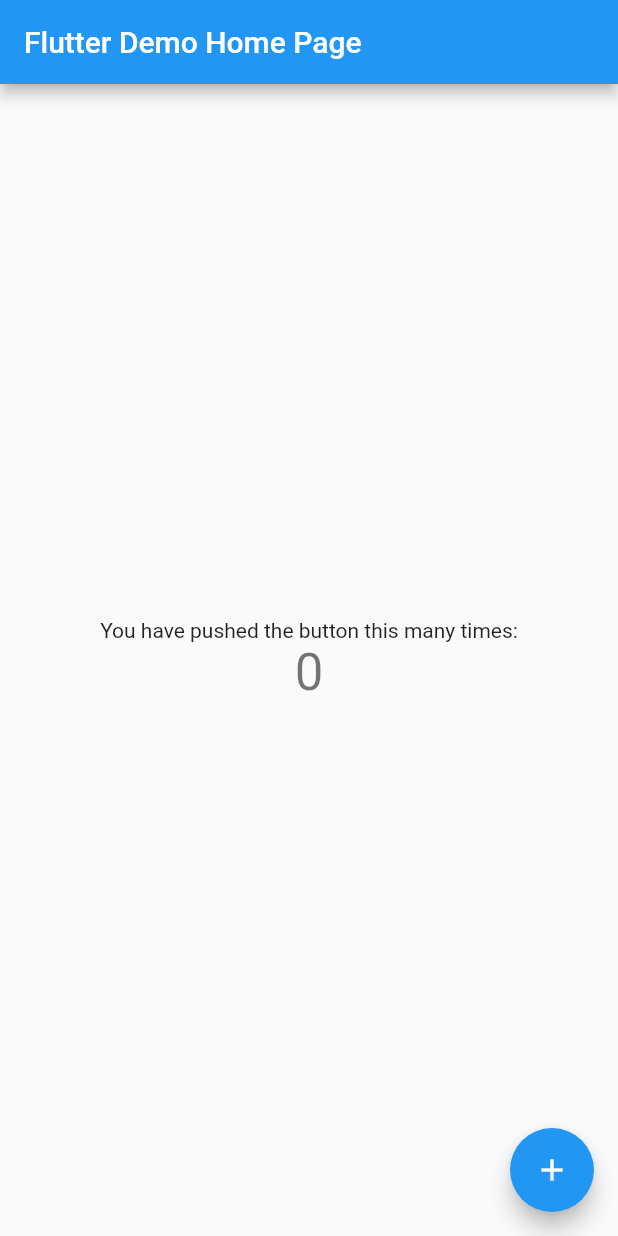
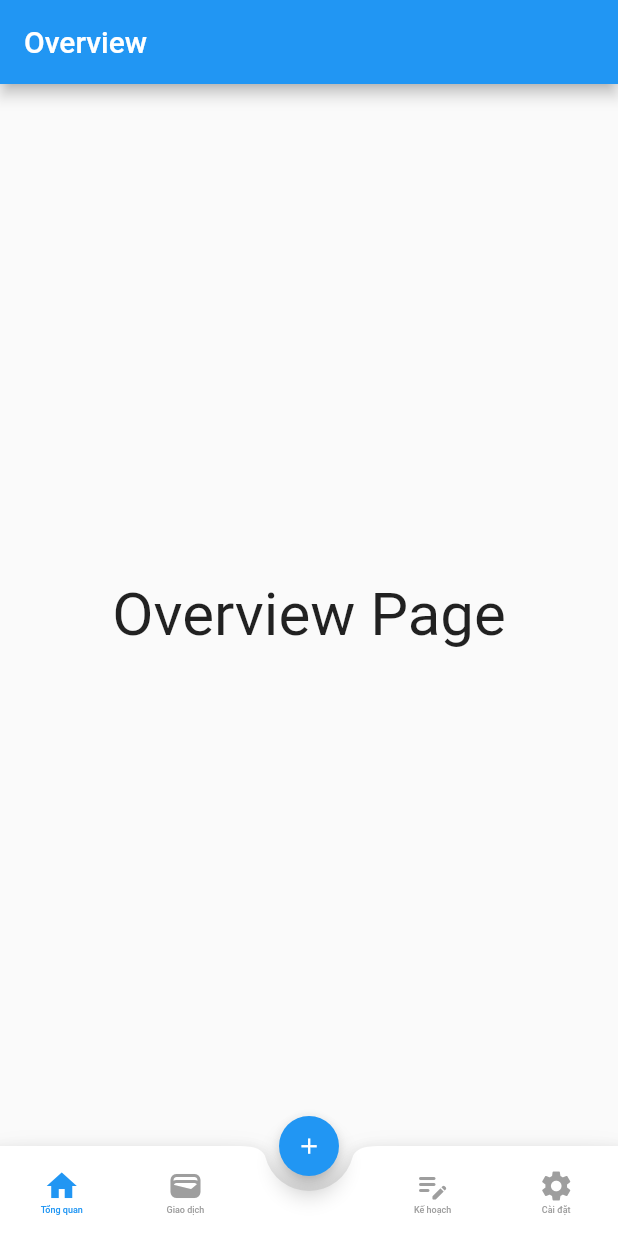
Before and after one commit to NguyenHongPhuc2001/graduation_thesis_project, a Flutter app: the screen it shows after launch, on a phone screen of 412 x 824 dp. Run offline on Flutter 3.47's test engine with Material 2 defaults, Android fonts, the light colour scheme and no system bars.

Commit message:
update bottom navigation

```diff
--- /dev/null
+++ b/lib/home.dart
@@ -0,0 +1,177 @@
+import 'package:flutter/material.dart';
+import 'package:graduation_thesis_project/page/overview.dart';
+import 'package:graduation_thesis_project/page/planning.dart';
+import 'package:graduation_thesis_project/page/setting.dart';
+import 'package:graduation_thesis_project/page/transaction.dart';
+
+class Home extends StatefulWidget {
+  const Home({Key? key}) : super(key: key);
+
+  @override
+  State<Home> createState() => _HomeState();
+}
+
+class _HomeState extends State<Home> {
+
+  int currentTab = 0;
+
+  final List<Widget> screens = [
+    const Overview(),
+    const Transaction(),
+    const Planning(),
+    const Setting()
+  ];
+
+  final PageStorageBucket bucket = PageStorageBucket();
+  Widget currentScreen = const Overview();
+
+  @override
+  Widget build(BuildContext context) {
+    return Scaffold(
+      body: PageStorage(
+        bucket: bucket,
+        child: currentScreen,
+      ),
+      floatingActionButton: SizedBox(
+        height: 40,
+        width: 40,
+        child: FittedBox(
+          child: FloatingActionButton(
+            onPressed: (){
+
+            },
+            child: const Icon(Icons.add),
+          ),
+        ),
+      ),
+      floatingActionButtonLocation: FloatingActionButtonLocation.centerDocked,
+      bottomNavigationBar: BottomAppBar(
+        shape: const CircularNotchedRectangle(),
+        notchMargin: 10,
+        child: SizedBox(
+          height: 60,
+          child: Row(
+            mainAxisAlignment: MainAxisAlignment.spaceAround,
+            children:<Widget> [
+
+              Expanded(
+                  flex: 1,
+                  child: MaterialButton(
+                    minWidth: 40,
+                    onPressed: (){
+                      setState(() {
+                        currentScreen = const Overview();
+                        currentTab = 0;
+                      });
+                    },
+                    child: Column(
+                      mainAxisAlignment: MainAxisAlignment.center,
+                      children: [
+                        Icon(
+                          Icons.home,
+                          color: currentTab == 0 ? Colors.blue : Colors.grey,
+                        ),
+                        Text(
+                          "Tổng quan",
+                          style: TextStyle(
+                              color: currentTab == 0 ? Colors.blue : Colors.grey,
+                              fontSize: 6
+                          ),
+                        )
+                      ],
+                    ),
+                  ),
+              ),
+              Expanded(
+                flex: 1,
+                child:MaterialButton(
+                  minWidth: 40,
+                  onPressed: (){
+                    setState(() {
+                      currentScreen = const Transaction();
+                      currentTab = 1;
+                    });
+                  },
+                  child: Column(
+                    mainAxisAlignment: MainAxisAlignment.center,
+                    children: [
+                      Icon(
+                        Icons.wallet,
+                        color: currentTab == 1 ? Colors.blue : Colors.grey,
+                      ),
+                      Text(
+                        "Giao dịch",
+                        style: TextStyle(
+                            color: currentTab == 1 ? Colors.blue : Colors.grey,
+                            fontSize: 6
+                        ),
+                      )
+                    ],
+                  ),
+                ),
+              ),
+              Expanded(flex: 1,child: Container(),),
+              Expanded(
+                flex: 1,
+                child:MaterialButton(
+                  minWidth: 40,
+                  onPressed: (){
+                    setState(() {
+                      currentTab = 2;
+                      currentScreen = const Planning();
+                    });
+                  },
+                  child: Column(
+                    mainAxisAlignment: MainAxisAlignment.center,
+                    children: [
+                      Icon(
+                        Icons.edit_note_rounded,
+                        color: currentTab == 2 ? Colors.blue : Colors.grey,
+                      ),
+                      Text(
+                        "Kế hoạch",
+                        style: TextStyle(
+                            color: currentTab == 2 ? Colors.blue : Colors.grey,
+                            fontSize: 6
+                        ),
+                      )
+                    ],
+                  ),
+                ),
+              ),
+              Expanded(
+                flex: 1,
+                child:MaterialButton(
+                  minWidth: 40,
+                  onPressed: (){
+                    setState(() {
+                      currentTab = 3;
+                      currentScreen = const Setting();
+                    });
+                  },
+                  child: Column(
+                    mainAxisAlignment: MainAxisAlignment.center,
+                    children: [
+                      Icon(
+                        Icons.settings,
+                        color : currentTab == 3 ? Colors.blue : Colors.grey,
+                      ),
+                      Text(
+                        "Cài đặt",
+                        style: TextStyle(
+                            color: currentTab == 3 ? Colors.blue : Colors.grey,
+                            fontSize: 6
+                        ),
+                      )
+                    ],
+                  ),
+                ),
+              ),
+
+            ]
+          ),
+        ),
+      ),
+    );
+  }
+}
--- a/lib/main.dart
+++ b/lib/main.dart
@@ -1,4 +1,5 @@
 import 'package:flutter/material.dart';
+import 'home.dart';
 
 void main() {
   runApp(const MyApp());
@@ -13,103 +14,10 @@
     return MaterialApp(
       title: 'Flutter Demo',
       theme: ThemeData(
-        // This is the theme of your application.
-        //
-        // Try running your application with "flutter run". You'll see the
-        // application has a blue toolbar. Then, without quitting the app, try
-        // changing the primarySwatch below to Colors.green and then invoke
-        // "hot reload" (press "r" in the console where you ran "flutter run",
-        // or simply save your changes to "hot reload" in a Flutter IDE).
-        // Notice that the counter didn't reset back to zero; the application
-        // is not restarted.
         primarySwatch: Colors.blue,
       ),
-      home: const MyHomePage(title: 'Flutter Demo Home Page'),
+      debugShowCheckedModeBanner: false,
+      home: const Home(),
     );
   }
 }
-
-class MyHomePage extends StatefulWidget {
-  const MyHomePage({Key? key, required this.title}) : super(key: key);
-
-  // This widget is the home page of your application. It is stateful, meaning
-  // that it has a State object (defined below) that contains fields that affect
-  // how it looks.
-
-  // This class is the configuration for the state. It holds the values (in this
-  // case the title) provided by the parent (in this case the App widget) and
-  // used by the build method of the State. Fields in a Widget subclass are
-  // always marked "final".
-
-  final String title;
-
-  @override
-  State<MyHomePage> createState() => _MyHomePageState();
-}
-
-class _MyHomePageState extends State<MyHomePage> {
-  int _counter = 0;
-
-  void _incrementCounter() {
-    setState(() {
-      // This call to setState tells the Flutter framework that something has
-      // changed in this State, which causes it to rerun the build method below
-      // so that the display can reflect the updated values. If we changed
-      // _counter without calling setState(), then the build method would not be
-      // called again, and so nothing would appear to happen.
-      _counter++;
-    });
-  }
-
-  @override
-  Widget build(BuildContext context) {
-    // This method is rerun every time setState is called, for instance as done
-    // by the _incrementCounter method above.
-    //
-    // The Flutter framework has been optimized to make rerunning build methods
-    // fast, so that you can just rebuild anything that needs updating rather
-    // than having to individually change instances of widgets.
-    return Scaffold(
-      appBar: AppBar(
-        // Here we take the value from the MyHomePage object that was created by
-        // the App.build method, and use it to set our appbar title.
-        title: Text(widget.title),
-      ),
-      body: Center(
-        // Center is a layout widget. It takes a single child and positions it
-        // in the middle of the parent.
-        child: Column(
-          // Column is also a layout widget. It takes a list of children and
-          // arranges them vertically. By default, it sizes itself to fit its
-          // children horizontally, and tries to be as tall as its parent.
-          //
-          // Invoke "debug painting" (press "p" in the console, choose the
-          // "Toggle Debug Paint" action from the Flutter Inspector in Android
-          // Studio, or the "Toggle Debug Paint" command in Visual Studio Code)
-          // to see the wireframe for each widget.
-          //
-          // Column has various properties to control how it sizes itself and
-          // how it positions its children. Here we use mainAxisAlignment to
-          // center the children vertically; the main axis here is the vertical
-          // axis because Columns are vertical (the cross axis would be
-          // horizontal).
-          mainAxisAlignment: MainAxisAlignment.center,
-          children: <Widget>[
-            const Text(
-              'You have pushed the button this many times:',
-            ),
-            Text(
-              '$_counter',
-              style: Theme.of(context).textTheme.headline4,
-            ),
-          ],
-        ),
-      ),
-      floatingActionButton: FloatingActionButton(
-        onPressed: _incrementCounter,
-        tooltip: 'Increment',
-        child: const Icon(Icons.add),
-      ), // This trailing comma makes auto-formatting nicer for build methods.
-    );
-  }
-}
--- /dev/null
+++ b/lib/page/overview.dart
@@ -0,0 +1,20 @@
+import 'package:flutter/material.dart';
+
+class Overview extends StatefulWidget {
+  const Overview({Key? key}) : super(key: key);
+
+  @override
+  State<Overview> createState() => _OverviewState();
+}
+
+class _OverviewState extends State<Overview> {
+  @override
+  Widget build(BuildContext context) {
+    return Scaffold(
+      appBar: AppBar(title: Text("Overview")),
+      body: Center(
+        child: Text("Overview Page", style: TextStyle(fontSize: 40),),
+      ),
+    );
+  }
+}
```
Also changed, not shown: lib/page/planning.dart (added, +20 -0 lines), lib/page/setting.dart (added, +20 -0 lines), lib/page/transaction.dart (added, +20 -0 lines).
